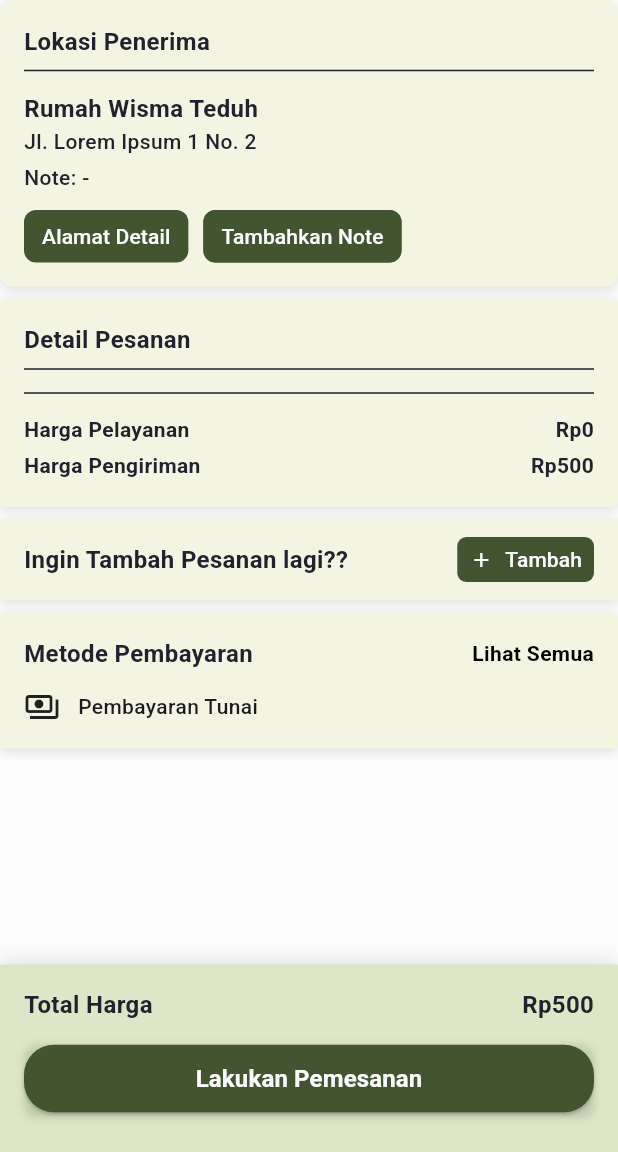
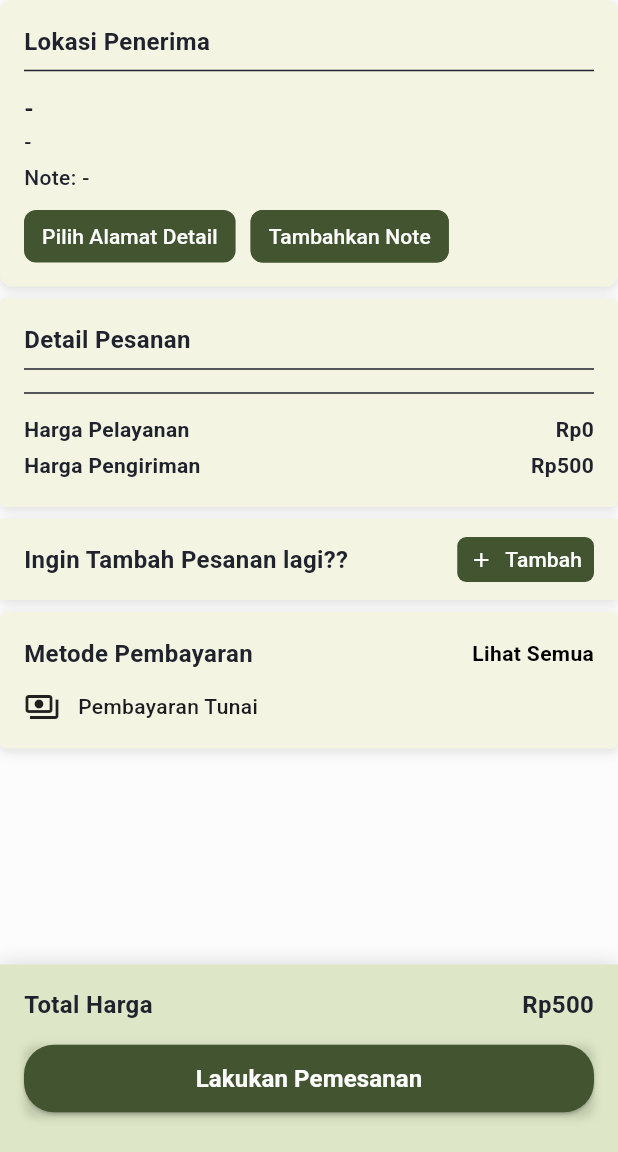
Before and after one commit to jasonrivalino/ta_nutrisenior_app, a Flutter app: the OrderConfirmationView screen opened directly with empty values, on a phone screen of 412 x 824 dp, the part 84-1236 px from its top. Run offline on Flutter 3.47's test engine with Material 3 defaults, Android fonts, the phone set to English and light mode, and no system bars; our stand-ins replace connectivity_plus, flutter_local_notifications, fluttertoast, font_awesome_flutter, go_router, google_maps_flutter and 5 more; accounts and stored records are empty; Roboto replaces fonts that are missing (Roboto-Bold, Roboto-Medium).

Commit message:
feat: dynamic changing for address order done

```diff
--- a/lib/database/history_order_list_table.dart
+++ b/lib/database/history_order_list_table.dart
@@ -6,6 +6,7 @@ List<Map<String, dynamic>> historyOrderListTable = [
     'order_date': DateTime(2025, 3, 20, 8, 12),
     'address_receiver': 'Jl. Tradisional No. 10',
     'estimated_arrival_time': null,
+    'delivery_fee': 3500,
     'payment_method': 'QRIS Scan',
     'status': 'selesai',
   },
@@ -16,6 +17,7 @@ List<Map<String, dynamic>> historyOrderListTable = [
     'order_date': DateTime(2025, 3, 23, 6, 49),
     'address_receiver': 'Jl. Panen Raya No. 7',
     'estimated_arrival_time': null,
+    'delivery_fee': 5500,
     'payment_method': 'Virtual Account',
     'status': 'selesai',
   },
@@ -26,6 +28,7 @@ List<Map<String, dynamic>> historyOrderListTable = [
     'order_date': DateTime(2025, 3, 24, 13, 39),
     'address_receiver': 'Jl. Sakura Indah No. 88',
     'estimated_arrival_time': null,
+    'delivery_fee': 4500,
     'payment_method': 'Pembayaran Tunai',
     'status': 'selesai',
   },
@@ -36,6 +39,7 @@ List<Map<String, dynamic>> historyOrderListTable = [
     'order_date': DateTime(2025, 3, 25, 14, 51),
     'address_receiver': 'Jl. Belanja No. 12',
     'estimated_arrival_time': null,
+    'delivery_fee': 5500,
     'payment_method': 'QRIS Scan',
     'status': 'selesai',
   },
@@ -46,6 +50,7 @@ List<Map<String, dynamic>> historyOrderListTable = [
     'order_date': DateTime(2025, 3, 26, 11, 24),
     'address_receiver': 'Jl. Lorem Ipsum 1 No. 2',
     'estimated_arrival_time': null,
+    'delivery_fee': 6500,
     'payment_method': 'Virtual Account',
     'status': 'selesai',
   },
@@ -56,6 +61,7 @@ List<Map<String, dynamic>> historyOrderListTable = [
     'order_date': DateTime(2025, 3, 27, 14, 50),
     'address_receiver': 'Jl. Matahari No. 5',
     'estimated_arrival_time': null,
+    'delivery_fee': 45000,
     'payment_method': 'Pembayaran Tunai',
     'status': 'selesai',
   },
@@ -66,6 +72,7 @@ List<Map<String, dynamic>> historyOrderListTable = [
     'order_date': DateTime(2025, 3, 25, 16, 20),
     'address_receiver': 'Jl. Sehat Bahagia 2 No. 10',
     'estimated_arrival_time': '15-20 menit',
+    'delivery_fee': 2500,
     'payment_method': 'Pembayaran Tunai',
     'status': 'dikirim',
   },
@@ -76,6 +83,7 @@ List<Map<String, dynamic>> historyOrderListTable = [
     'order_date': DateTime(2025, 3, 25, 16, 30),
     'address_receiver': 'Jl. Sehat Bahagia 2 No. 10',
     'estimated_arrival_time': '40-45 menit',
+    'delivery_fee': 2500,
     'payment_method': 'Virtual Account',
     'status': 'diproses',
   },
@@ -86,6 +94,7 @@ List<Map<String, dynamic>> historyOrderListTable = [
     'order_date': DateTime(2025, 3, 27, 16, 40),
     'address_receiver': 'Jl. Sehat Bahagia 2 No. 10',
     'estimated_arrival_time': '5-10 menit',
+    'delivery_fee': 2500,
     'payment_method': 'QRIS Scan',
     'status': 'dikirim',
   },
@@ -96,6 +105,7 @@ List<Map<String, dynamic>> historyOrderListTable = [
     'order_date': DateTime(2025, 3, 27, 16, 50),
     'address_receiver': 'Jl. Sehat Bahagia 2 No. 10',
     'estimated_arrival_time': '25-30 menit',
+    'delivery_fee': 4500,
     'payment_method': 'Pembayaran Tunai',
     'status': 'diproses',
   },
@@ -106,6 +116,7 @@ List<Map<String, dynamic>> historyOrderListTable = [
     'order_date': DateTime(2025, 3, 27, 16, 55),
     'address_receiver': 'Jl. Sehat Bahagia 2 No. 10',
     'estimated_arrival_time': '40-60 menit',
+    'delivery_fee': 0,
     'payment_method': 'Virtual Account',
     'status': 'diproses',
   },
@@ -116,6 +127,7 @@ List<Map<String, dynamic>> historyOrderListTable = [
     'order_date': DateTime(2025, 3, 27, 17, 00),
     'address_receiver': 'Jl. Sehat Bahagia 2 No. 10',
     'estimated_arrival_time': '30-45 menit',
+    'delivery_fee': 4500,
     'payment_method': 'QRIS Scan',
     'status': 'diproses',
   },
--- a/lib/features/HistorySection/history_controller.dart
+++ b/lib/features/HistorySection/history_controller.dart
@@ -30,7 +30,8 @@ class HistoryController {
       final bool isFreeShipment = matchedPromo['is_free_shipment'] as bool? ?? false;
 
       final double businessDistance = matchedBusiness['business_distance']?.toDouble() ?? 0.0;
-      final int deliveryFee = calculateDeliveryFee(isFreeShipment, businessDistance);
+      final int deliveryFee = historyItem['delivery_fee'] as int? ??
+          calculateDeliveryFee(isFreeShipment, businessDistance);
 
       // Get matching orders by history_id
       final List<Map<String, dynamic>> matchedOrders = historyListTable
--- a/lib/features/OrderSection/OrderingMenu/ConfirmationOrdering/confirmation_ordering_controller.dart
+++ b/lib/features/OrderSection/OrderingMenu/ConfirmationOrdering/confirmation_ordering_controller.dart
@@ -1,3 +1,4 @@
+import '../../../../database/address_list_table.dart';
 import '../../../../database/driver_list_table.dart';
 import '../../../../database/history_list_table.dart';
 import '../../../../database/history_order_list_table.dart';
@@ -9,6 +10,7 @@ class OrderConfirmationController {
     required String estimatedDelivery,
     required int deliveryFee,
     required String paymentMethod,
+    required String addressDetail,
   }) {
     int newHistoryId = historyOrderListTable.isNotEmpty
         ? historyOrderListTable.last['history_id'] + 1
@@ -21,7 +23,7 @@ class OrderConfirmationController {
       'business_id': businessId,
       'driver_id': randomDriver['driver_id'],
       'order_date': DateTime.now(),
-      'address_receiver': 'Jl. Lorem Ipsum 1 No. 2',
+      'address_receiver': addressDetail,
       'estimated_arrival_time': estimatedDelivery,
       'delivery_fee': deliveryFee,
       'payment_method': paymentMethod,
@@ -45,3 +47,13 @@ class OrderConfirmationController {
     return newHistoryId;
   }
 }
+
+class AddressOrderController {
+  static Map<String, dynamic>? getAddressById(int addressId) {
+    try {
+      return addressListTable.firstWhere((a) => a['address_id'] == addressId);
+    } catch (e) {
+      return null;
+    }
+  }
+}
--- a/lib/features/OrderSection/OrderingMenu/ConfirmationOrdering/confirmation_ordering_view.dart
+++ b/lib/features/OrderSection/OrderingMenu/ConfirmationOrdering/confirmation_ordering_view.dart
@@ -2,11 +2,13 @@ import 'package:connectivity_plus/connectivity_plus.dart';
 import 'package:flutter/material.dart';
 import 'package:fluttertoast/fluttertoast.dart';
 import 'package:go_router/go_router.dart';
-import 'package:ta_nutrisenior_app/shared/styles/fonts.dart';
 
+import '../../../../database/business_list_table.dart';
 import '../../../../shared/styles/colors.dart';
 import '../../../../shared/utils/calculate_delivery_fee.dart';
 import '../../../../shared/widgets/appbar.dart';
+import '../../SearchingMenu/search_controller.dart';
+import '../../SearchingMenu/search_widget.dart';
 import '../business_ordering_menu_widget.dart';
 import 'confirmation_ordering_controller.dart';
 import 'confirmation_ordering_widget.dart';
@@ -67,25 +69,61 @@ class _OrderConfirmationViewState extends State<OrderConfirmationView> {
   String driverNote = "-";
   String _selectedPaymentMethod = 'Pembayaran Tunai';
 
+  late Map<String, dynamic> _selectedAddress;
+  final TextEditingController _searchAddressController = TextEditingController();
+
+  late double _businessDistance;
+  late int _deliveryFee;
+
   @override
   void initState() {
     super.initState();
+
     _selectedProducts = List<Map<String, dynamic>>.from(widget.selectedProducts);
+
+    // Check if there's persisted state
+    final persistedId = AddressChangeController.lastSelectedAddressId;
+    final persistedDistance = AddressChangeController.lastBusinessDistance;
+    final persistedFee = AddressChangeController.lastDeliveryFee;
+
+    if (persistedId != null &&
+        persistedDistance != null &&
+        persistedFee != null &&
+        persistedId != widget.selectedAddressId) {
+      // Use persisted state
+      _selectedAddress = AddressOrderController.getAddressById(persistedId) ?? {};
+      _businessDistance = persistedDistance;
+      _deliveryFee = persistedFee;
+    } else {
+      // Use initial values from constructor
+      _selectedAddress =
+          AddressOrderController.getAddressById(widget.selectedAddressId) ?? {};
+      _businessDistance = widget.businessDistance;
+      _deliveryFee =
+          calculateDeliveryFee(widget.isFreeShipment, _businessDistance);
+
+      // Persist for first time
+      AddressChangeController.lastSelectedAddressId = widget.selectedAddressId;
+      AddressChangeController.lastBusinessDistance = _businessDistance;
+      AddressChangeController.lastDeliveryFee = _deliveryFee;
+    }
   }
+
 
   int _calculateUpdatedTotalPrice() {
     int productTotal = _selectedProducts.fold(
       0,
       (sum, product) => sum + (product['product_price'] as int) * (product['qty_product'] as int),
     );
-    final int deliveryFee = calculateDeliveryFee(widget.isFreeShipment, widget.businessDistance);
+    final int deliveryFee = calculateDeliveryFee(
+      widget.isFreeShipment,
+      _businessDistance,
+    );
     return productTotal + widget.serviceFee + deliveryFee;
   }
 
   @override
   Widget build(BuildContext context) {
-    final int deliveryFee = calculateDeliveryFee(widget.isFreeShipment, widget.businessDistance);
-
     return Scaffold(
       backgroundColor: AppColors.soapstone,
       appBar: CustomAppBar(
@@ -100,11 +138,63 @@ class _OrderConfirmationViewState extends State<OrderConfirmationView> {
           children: [
             RecipientLocationBox(
               onAddressClick: () {
-                // your address click handler
+                showModalBottomSheet(
+                  context: context,
+                  isScrollControlled: true,
+                  backgroundColor: Colors.transparent,
+                  builder: (_) => DraggableScrollableSheet(
+                    initialChildSize: 0.81,
+                    minChildSize: 0.5,
+                    maxChildSize: 0.95,
+                    expand: false,
+                    builder: (context, scrollController) {
+                      return Container(
+                        decoration: const BoxDecoration(
+                          color: AppColors.berylGreen,
+                          borderRadius: BorderRadius.vertical(top: Radius.circular(20)),
+                        ),
+                        child: AddressSelectionOverlay(
+                          controller: _searchAddressController,
+                          onChanged: (value) {
+                            setState(() {
+                              _searchAddressController.text = value;
+                            });
+                          },
+                          onAddressSelected: (newAddress) {
+                            final newAddressId = newAddress['address_id'];
+
+                            // Update business list distances globally
+                            AddressChangeController.updateBusinessDistances(newAddressId);
+
+                            // Get updated distance for current business
+                            final updatedBusiness = businessListTable.firstWhere(
+                              (b) => b['business_id'] == widget.businessId,
+                              orElse: () => {},
+                            );
+
+                            final newDistance =
+                                updatedBusiness['business_distance'] ?? _businessDistance;
+                            final newDeliveryFee =
+                                calculateDeliveryFee(widget.isFreeShipment, newDistance);
+
+                            setState(() {
+                              _selectedAddress = newAddress;
+                              _businessDistance = newDistance;
+                              _deliveryFee = newDeliveryFee;
+                            });
+
+                            // Persist new state
+                            AddressChangeController.lastSelectedAddressId = newAddressId;
+                            AddressChangeController.lastBusinessDistance = newDistance;
+                            AddressChangeController.lastDeliveryFee = newDeliveryFee;
+                          },
+                        ),
+                      );
+                    },
+                  ),
+                );
               },
               onNotesClick: () {
-                final TextEditingController controller = TextEditingController(text: driverNote == '-' ? '' : driverNote);
-
                 showModalBottomSheet(
                   context: context,
                   backgroundColor: AppColors.ecruWhite,
@@ -113,82 +203,28 @@ class _OrderConfirmationViewState extends State<OrderConfirmationView> {
                   ),
                   isScrollControlled: true,
                   builder: (BuildContext context) {
-                    return Padding(
-                      padding: EdgeInsets.only(
-                        bottom: MediaQuery.of(context).viewInsets.bottom,
-                        top: 16,
-                        left: 16,
-                        right: 16,
-                      ),
-                      child: Column(
-                        mainAxisSize: MainAxisSize.min,
-                        crossAxisAlignment: CrossAxisAlignment.start,
-                        children: [
-                          const Text(
-                            "Note Pengantar",
-                            style: TextStyle(
-                              fontSize: 18,
-                              fontWeight: FontWeight.bold,
-                              fontFamily: AppFonts.fontBold,
-                            ),
-                          ),
-                          const SizedBox(height: 12),
-                          TextField(
-                            controller: controller,
-                            maxLines: 3,
-                            style: const TextStyle(
-                              fontSize: 14,
-                              fontFamily: AppFonts.fontMedium,
-                            ),
-                            decoration: InputDecoration(
-                              filled: true,
-                              fillColor: AppColors.soapstone,
-                              hintText: "Tulis note di sini...",
-                              border: const OutlineInputBorder(),
-                              contentPadding: const EdgeInsets.all(12),
-                            ),
-                          ),
-                          const SizedBox(height: 12),
-                          ElevatedButton(
-                            onPressed: () {
-                              setState(() {
-                                driverNote = controller.text.trim().isEmpty ? "-" : controller.text.trim();
-                              });
-                              print("Note Pengantar: $driverNote");
-                              context.pop();
-                            },
-                            style: ElevatedButton.styleFrom(
-                              backgroundColor: AppColors.woodland,
-                              foregroundColor: AppColors.soapstone,
-                              minimumSize: const Size.fromHeight(40),
-                              shape: RoundedRectangleBorder(
-                                borderRadius: BorderRadius.circular(30),
-                              ),
-                            ),
-                            child: const Text(
-                              'Tambahkan Note',
-                              style: TextStyle(
-                                fontFamily: AppFonts.fontBold,
-                                fontWeight: FontWeight.bold,
-                                fontSize: 16,
-                              ),
-                            ),
-                          ),
-                          const SizedBox(height: 16),
-                        ],
-                      ),
+                    return DriverNoteOverlay(
+                      initialNote: driverNote,
+                      onNoteSubmitted: (newNote) {
+                        setState(() {
+                          driverNote = newNote;
+                        });
+                        print("Note Pengantar: $driverNote");
+                      },
                     );
                   },
                 );
               },
               note: driverNote,
+              addressName: _selectedAddress['address_name'] ?? '-',
+              addressDetail: _selectedAddress['address_detail'] ?? '-',
             ),
             const SizedBox(height: 8),
 
             OrderDetailListBox(
               selectedProducts: _selectedProducts,
               serviceFee: widget.serviceFee,
-              deliveryFee: deliveryFee,
+              deliveryFee: _deliveryFee,
               businessId: widget.businessId,
               businessType: widget.businessType,
               onCountChanged: (productId, newQty) {
@@ -244,8 +280,6 @@ class _OrderConfirmationViewState extends State<OrderConfirmationView> {
             );
             return;
           }
-
-          final int deliveryFee = calculateDeliveryFee(widget.isFreeShipment, widget.businessDistance);
           final int updatedTotalPrice = _calculateUpdatedTotalPrice();
 
           print("=== Order Confirmation Debug Info ===");
@@ -257,8 +291,9 @@ class _OrderConfirmationViewState extends State<OrderConfirmationView> {
           }
 
           print("Service Fee: ${widget.serviceFee}");
-          print("Delivery Fee: $deliveryFee");
+          print("Delivery Fee: $_deliveryFee");
           print("Total Price: $updatedTotalPrice");
+          print("Address Delivery: ${_selectedAddress['address_detail']}");
           print("Driver Note: $driverNote");
           print("Payment Method: $_selectedPaymentMethod");
 
@@ -267,11 +302,20 @@ class _OrderConfirmationViewState extends State<OrderConfirmationView> {
             businessId: widget.businessId,
             selectedProducts: _selectedProducts,
             estimatedDelivery: widget.businessEstimatedDelivery,
-            deliveryFee: deliveryFee,
+            deliveryFee: _deliveryFee,
             paymentMethod: _selectedPaymentMethod,
+            addressDetail: _selectedAddress['address_detail'],
           );
 
-          // 2. Navigate to processing history page with data
+          // Reset all business distances to default
+          AddressChangeController.updateBusinessDistances(1);
+
+          // Clear persisted state
+          AddressChangeController.lastSelectedAddressId = null;
+          AddressChangeController.lastBusinessDistance = null;
+          AddressChangeController.lastDeliveryFee = null;
+
+          // Navigate to processing history page
           context.push(
             '/history/processing/$historyId',
             extra: {
@@ -282,7 +326,7 @@ class _OrderConfirmationViewState extends State<OrderConfirmationView> {
               'estimated_arrival_time': widget.businessEstimatedDelivery,
               'order_list': _selectedProducts,
               'service_fee': widget.serviceFee,
-              'delivery_fee': deliveryFee,
+              'delivery_fee': _deliveryFee,
               'total_price': updatedTotalPrice,
               'status': 'diproses',
             },
--- a/lib/features/OrderSection/OrderingMenu/ConfirmationOrdering/confirmation_ordering_widget.dart
+++ b/lib/features/OrderSection/OrderingMenu/ConfirmationOrdering/confirmation_ordering_widget.dart
@@ -9,12 +9,16 @@ class RecipientLocationBox extends StatelessWidget {
   final VoidCallback onAddressClick;
   final VoidCallback onNotesClick;
   final String note;
+  final String addressName;
+  final String addressDetail;
 
   const RecipientLocationBox({
     super.key,
     required this.onAddressClick,
     required this.onNotesClick,
     required this.note,
+    required this.addressName,
+    required this.addressDetail,
   });
 
   @override
@@ -46,8 +50,10 @@ class RecipientLocationBox extends StatelessWidget {
           ),
           const Divider(color: AppColors.dark, thickness: 1),
           const SizedBox(height: 6),
-          const Text(
-            "Rumah Wisma Teduh",
+          Text(
+            addressName,
+            maxLines: 1,
+            overflow: TextOverflow.ellipsis,
             style: TextStyle(
               color: AppColors.dark,
               fontSize: 16,
@@ -55,8 +61,10 @@ class RecipientLocationBox extends StatelessWidget {
               fontFamily: AppFonts.fontBold,
             ),
           ),
-          const Text(
-            "Jl. Lorem Ipsum 1 No. 2",
+          Text(
+            addressDetail,
+            maxLines: 2,
+            overflow: TextOverflow.ellipsis,
             style: TextStyle(
               color: AppColors.dark,
               fontSize: 14,
@@ -91,7 +99,7 @@ class RecipientLocationBox extends StatelessWidget {
                   shadowColor: Colors.transparent,
                   tapTargetSize: MaterialTapTargetSize.shrinkWrap,
                 ),
-                child: const Text("Alamat Detail"),
+                child: const Text("Pilih Alamat Detail"),
               ),
               const SizedBox(width: 10),
               ElevatedButton(
@@ -113,6 +121,86 @@ class RecipientLocationBox extends StatelessWidget {
               ),
             ],
           ),
+        ],
+      ),
+    );
+  }
+}
+
+class DriverNoteOverlay extends StatelessWidget {
+  final String initialNote;
+  final void Function(String note) onNoteSubmitted;
+
+  const DriverNoteOverlay({
+    super.key,
+    required this.initialNote,
+    required this.onNoteSubmitted,
+  });
+
+  @override
+  Widget build(BuildContext context) {
+    final TextEditingController controller = TextEditingController(text: initialNote == '-' ? '' : initialNote);
+
+    return Padding(
+      padding: EdgeInsets.only(
+        bottom: MediaQuery.of(context).viewInsets.bottom,
+        top: 16,
+        left: 16,
+        right: 16,
+      ),
+      child: Column(
+        mainAxisSize: MainAxisSize.min,
+        crossAxisAlignment: CrossAxisAlignment.start,
+        children: [
+          const Text(
+            "Note Pengantar",
+            style: TextStyle(
+              fontSize: 18,
+              fontWeight: FontWeight.bold,
+              fontFamily: AppFonts.fontBold,
+            ),
+          ),
+          const SizedBox(height: 12),
+          TextField(
+            controller: controller,
+            maxLines: 3,
+            style: const TextStyle(
+              fontSize: 14,
+              fontFamily: AppFonts.fontMedium,
+            ),
+            decoration: InputDecoration(
+              filled: true,
+              fillColor: AppColors.soapstone,
+              hintText: "Tulis note di sini...",
+              border: const OutlineInputBorder(),
+              contentPadding: const EdgeInsets.all(12),
+            ),
+          ),
+          const SizedBox(height: 12),
+          ElevatedButton(
+            onPressed: () {
+              final trimmed = controller.text.trim();
+              onNoteSubmitted(trimmed.isEmpty ? "-" : trimmed);
+              Navigator.of(context).pop();
+            },
+            style: ElevatedButton.styleFrom(
+              backgroundColor: AppColors.woodland,
+              foregroundColor: AppColors.soapstone,
+              minimumSize: const Size.fromHeight(40),
+              shape: RoundedRectangleBorder(
+                borderRadius: BorderRadius.circular(30),
+              ),
+            ),
+            child: const Text(
+              'Tambahkan Note',
+              style: TextStyle(
+                fontFamily: AppFonts.fontBold,
+                fontWeight: FontWeight.bold,
+                fontSize: 16,
+              ),
+            ),
+          ),
+          const SizedBox(height: 16),
         ],
       ),
     );
--- a/lib/features/OrderSection/SearchingMenu/search_controller.dart
+++ b/lib/features/OrderSection/SearchingMenu/search_controller.dart
@@ -93,8 +93,12 @@ class AddressChangeController {
 
   static List<Map<String, dynamic>>? _originalBusinessListTable;
 
+  // Persisted state
+  static int? lastSelectedAddressId;
+  static double? lastBusinessDistance;
+  static int? lastDeliveryFee;
+
   static void updateBusinessDistances(int selectedAddressId) {
-    // Save original only once
     _originalBusinessListTable ??= businessListTable
         .map((e) => Map<String, dynamic>.from(e))
         .toList();
```
